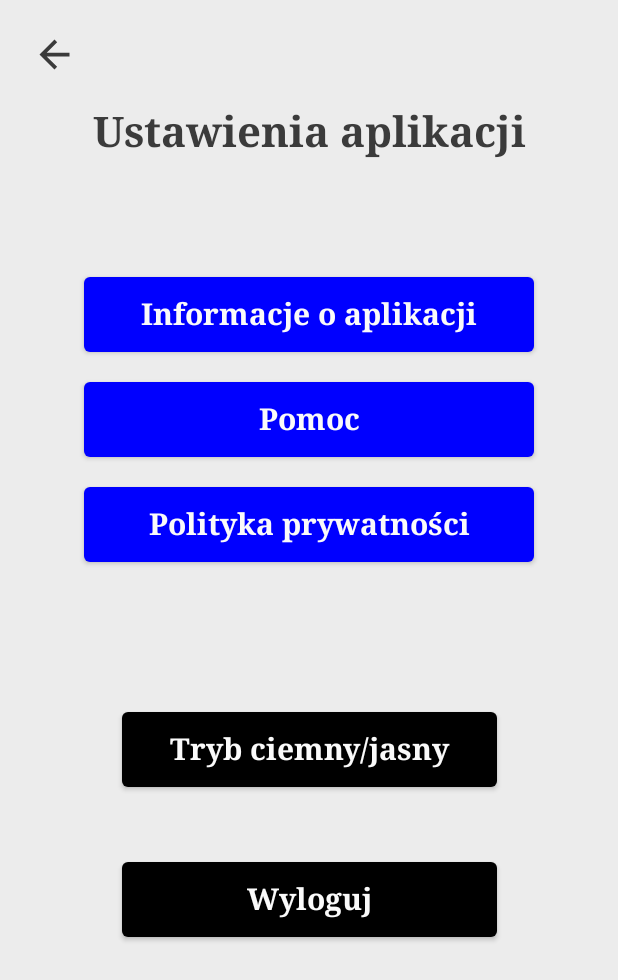
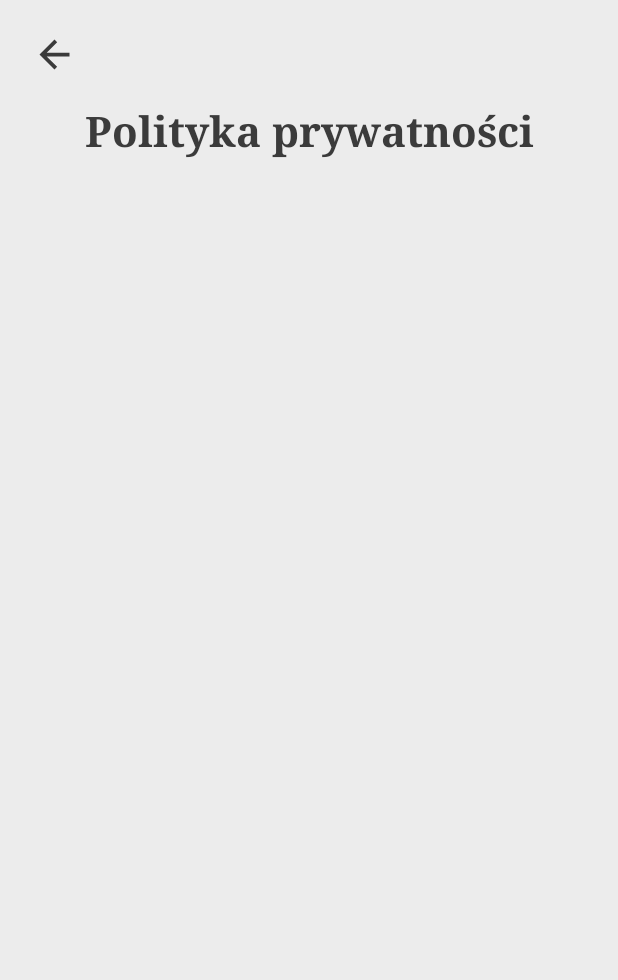
Before and after one commit to Wojw99/bizarro-app, an Android app built with Jetpack Compose: the SettingsScreen screen opened through its navigation route, after a tap on "Polityka prywatności", on a phone screen of 412 x 824 dp. Shown: the top 980 px of the screen. Run offline under Robolectric (Android 15) with nearby library versions, the phone set to English and light mode, and no system bars; our stand-ins replace Dagger/Hilt's generated code.

Commit message:
Screens: About App, Policy Privacy, Help added

```diff
--- a/app/src/main/java/com/example/bizarro/ui/NavGraph.kt
+++ b/app/src/main/java/com/example/bizarro/ui/NavGraph.kt
@@ -14,6 +14,9 @@ import com.example.bizarro.ui.screens.home.HomeScreen
 import com.example.bizarro.ui.screens.record_details.RecordDetailsScreen
 import com.example.bizarro.ui.screens.search.SearchScreen
 import com.example.bizarro.ui.screens.user_profile.*
+import com.example.bizarro.ui.screens.user_profile.settings.AboutAppScreen
+import com.example.bizarro.ui.screens.user_profile.settings.HelpScreen
+import com.example.bizarro.ui.screens.user_profile.settings.PrivacyPolicyScreen
 import com.example.bizarro.ui.screens.user_record_list.UserRecordListScreen
 
 @ExperimentalFoundationApi
@@ -62,14 +65,22 @@ fun NavGraph(
         composable(route = Screen.AddOpinion.route){
             AddOpinionScreen(navController)
         }
-
         composable(route = Screen.SeeOpinionOtherUser.route){
             SeeOpinionsScreen(navController)
         }
-
         composable(route = Screen.SeeYourOpinionsScreen.route){
             SeeYourOpinionsScreen(navController)
         }
+        composable(route = Screen.PrivacyPolicyScreen.route){
+            PrivacyPolicyScreen(navController)
+        }
+        composable(route = Screen.AboutAppScreen.route){
+            AboutAppScreen(navController)
+        }
+        composable(route = Screen.HelpScreen.route){
+            HelpScreen(navController)
+        }
+
     }
 }
 
@@ -89,4 +100,7 @@ sealed class Screen(val route: String, val name: String){
     object UserRecordList: Screen(route = "user_record_list_screen", name = "Ogłoszenia")
     object SeeOpinionOtherUser: Screen(route = "user_other_see_opinion_screen", name = "Zobacz opinię o innym użytkowniku")
     object SeeYourOpinionsScreen: Screen(route = "user_see_ypur_opinion_screen", name = "Zobacz opinie o swoim profilu")
+    object PrivacyPolicyScreen: Screen(route = "user_privacy_policy_screen", name = "Polityka prywatności")
+    object AboutAppScreen: Screen(route = "user_about_app_screen", name = "O aplikacji")
+    object HelpScreen: Screen(route = "user_help_screen", name = "Pomoc")
 }
--- a/app/src/main/java/com/example/bizarro/ui/screens/user_profile/SeeYourOpinionsScreen.kt
+++ b/app/src/main/java/com/example/bizarro/ui/screens/user_profile/SeeYourOpinionsScreen.kt
@@ -21,6 +21,7 @@ import androidx.navigation.NavController
 import com.example.bizarro.ui.Screen
 import com.example.bizarro.ui.screens.user_profile.other_user_profile.OtherUserViewModel
 import com.example.bizarro.ui.theme.kLightGray
+import com.example.bizarro.ui.theme.kWhite
 
 
 @ExperimentalFoundationApi
@@ -31,7 +32,7 @@ fun SeeYourOpinionsScreen(navController: NavController,
 
     Column(modifier = Modifier
         .fillMaxSize()
-        .background(kLightGray),
+        .background(kWhite),
         horizontalAlignment = Alignment.CenterHorizontally) {
 
 
--- a/app/src/main/java/com/example/bizarro/ui/screens/user_profile/other_user_profile/SeeOpinionsScreen.kt
+++ b/app/src/main/java/com/example/bizarro/ui/screens/user_profile/other_user_profile/SeeOpinionsScreen.kt
@@ -49,7 +49,7 @@ fun SeeOpinionsScreen(navController: NavController,
 {
     Column(modifier = Modifier
         .fillMaxSize()
-        .background(kLightGray),
+        .background(kWhite),
         horizontalAlignment = Alignment.CenterHorizontally) {
 
 
--- /dev/null
+++ b/app/src/main/java/com/example/bizarro/ui/screens/user_profile/settings/PrivacyPolicyScreen.kt
@@ -0,0 +1,69 @@
+package com.example.bizarro.ui.screens.user_profile.settings
+
+import androidx.compose.foundation.background
+import androidx.compose.foundation.layout.*
+import androidx.compose.material.Icon
+import androidx.compose.material.IconButton
+import androidx.compose.material.MaterialTheme
+import androidx.compose.material.Text
+import androidx.compose.material.icons.Icons
+import androidx.compose.material.icons.filled.ArrowBack
+import androidx.compose.runtime.Composable
+import androidx.compose.ui.Alignment
+import androidx.compose.ui.Modifier
+import androidx.compose.ui.unit.dp
+import androidx.hilt.navigation.compose.hiltViewModel
+import androidx.navigation.NavController
+import com.example.bizarro.ui.Screen
+import com.example.bizarro.ui.theme.kLightGray
+
+@Composable
+fun PrivacyPolicyScreen(navController: NavController,
+                        viewModel: SettingsViewModel = hiltViewModel(),)
+{
+
+
+    Column(modifier = Modifier
+        .fillMaxSize()
+        .background(kLightGray),
+        horizontalAlignment = Alignment.CenterHorizontally)
+    {
+
+        HeaderSectionPolicyPrivacy(navController)
+
+        Text("Polityka prywatności",
+            style = MaterialTheme.typography.caption)
+
+    }
+
+
+}
+
+@Composable
+fun HeaderSectionPolicyPrivacy(navController: NavController)
+{
+    Box(
+
+        modifier = Modifier
+            .fillMaxWidth()
+            .padding(12.dp)){
+
+
+        IconButton(
+            onClick = {
+                navController.navigate(route = Screen.Settings.route)
+            },
+            modifier = Modifier.align(Alignment.CenterStart)
+        ) {
+            Icon(
+                imageVector = Icons.Default.ArrowBack,
+                contentDescription = "Back to user profile ",
+                Modifier.size(30.dp)
+            )
+        }
+
+
+
+
+    }
+}
--- a/app/src/main/java/com/example/bizarro/ui/screens/user_profile/settings/SettingsScreen.kt
+++ b/app/src/main/java/com/example/bizarro/ui/screens/user_profile/settings/SettingsScreen.kt
@@ -35,20 +35,12 @@ fun SettingsScreen(navController: NavController,
                    viewModel: SettingsViewModel = hiltViewModel(),)
 {
 
-//     val appState: AppState
-//
-//    init {
-//        appState.bottomMenuVisible.value = false
-//    }
-
     Column(modifier = Modifier
         .fillMaxSize()
         .background(kLightGray),
         horizontalAlignment = Alignment.CenterHorizontally) {
 
         HeaderSectionSettings(navController)
-
-        //Spacer(modifier = Modifier.height(200.dp))
 
         Text("Ustawienia aplikacji",
             style = MaterialTheme.typography.caption)
@@ -57,7 +49,7 @@ fun SettingsScreen(navController: NavController,
 
         Button(
             onClick ={
-                //navController.navigate(route = com.example.bizarro.ui.Screen.SignIn.route)
+                navController.navigate(route = Screen.AboutAppScreen.route)
             },
             Modifier.size(width = 300.dp, height = 50.dp),
             colors = ButtonDefaults.buttonColors(backgroundColor = blueColor),
@@ -72,7 +64,7 @@ fun SettingsScreen(navController: NavController,
 
         Button(
             onClick ={
-                //navController.navigate(route = com.example.bizarro.ui.Screen.SignIn.route)
+                navController.navigate(route = Screen.HelpScreen.route)
             },
             Modifier.size(width = 300.dp, height = 50.dp),
             colors = ButtonDefaults.buttonColors(backgroundColor = blueColor),
@@ -87,7 +79,7 @@ fun SettingsScreen(navController: NavController,
 
         Button(
             onClick ={
-                //navController.navigate(route = com.example.bizarro.ui.Screen.SignIn.route)
+                navController.navigate(route = Screen.PrivacyPolicyScreen.route)
             },
             Modifier.size(width = 300.dp, height = 50.dp),
             colors = ButtonDefaults.buttonColors(backgroundColor = blueColor),
@@ -147,21 +139,6 @@ fun HeaderSectionSettings(navController: NavController)
             .fillMaxWidth()
             .padding(12.dp)){
 
-        // * * * * * * TOP BAR * * * * * *
-//        TopBar(
-//            navController = navController,
-//            //title = Strings.filterTitle,
-//            actions = listOf(
-//                TopBarAction(
-//                    onClick = {
-//
-//                    },
-//                    icon = Icons.Default.Clear,
-//                    contentDescription = Strings.clearFilters,
-//                ),
-//            ),
-//        )
-
 
         IconButton(
             onClick = {
```
Also changed, not shown: app/src/main/java/com/example/bizarro/ui/screens/user_profile/settings/AboutAppScreen.kt (added, +63 -0 lines), app/src/main/java/com/example/bizarro/ui/screens/user_profile/settings/HelpScreen.kt (added, +70 -0 lines).
